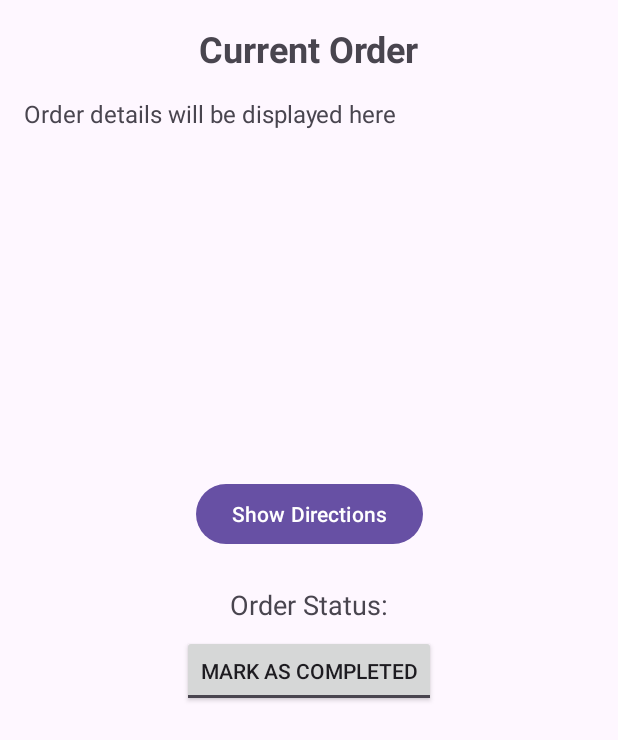
After one commit to ahadgalqahtani/projectR, an Android app: the CurrentOrder screen opened directly, with no data from a screen before it, on a phone screen of 412 x 824 dp. The commit adds this screen. Shown: the top 740 px of the screen. Run offline under Robolectric (Android 15) with nearby library versions, the phone set to English and light mode, and no system bars; our stand-ins replace Firebase (no records; nobody signed in at launch, a user with empty details on screens opened directly).

Commit message:
update driver calsses and current order and some changes on the adapter

```diff
--- /dev/null
+++ b/app/src/main/java/com/example/lab4/CurrentOrder.java
@@ -0,0 +1,94 @@
+package com.example.lab4;
+
+import android.os.Bundle;
+import android.widget.TextView;
+import android.widget.Toast;
+import android.widget.ToggleButton;
+
+import androidx.appcompat.app.AppCompatActivity;
+
+import com.google.firebase.database.DataSnapshot;
+import com.google.firebase.database.DatabaseError;
+import com.google.firebase.database.DatabaseReference;
+import com.google.firebase.database.FirebaseDatabase;
+import com.google.firebase.database.ValueEventListener;
+
+public class CurrentOrder extends AppCompatActivity {
+
+    private TextView orderDetailsTextView;
+    private ToggleButton toggleStatus;
+    private DatabaseReference orderReference;
+    private String currentOrderId = "order123"; // Replace with dynamic order ID from app logic على اساس الاوردر اللي نختاره
+
+    @Override
+    protected void onCreate(Bundle savedInstanceState) {
+        super.onCreate(savedInstanceState);
+        setContentView(R.layout.activity_current_order);
+
+        // Initialize views
+        orderDetailsTextView = findViewById(R.id.tv_order_details);
+        toggleStatus = findViewById(R.id.toggle_status);
+
+        // Firebase reference
+        orderReference = FirebaseDatabase.getInstance().getReference("order").child(currentOrderId);
+
+        // Load order details
+        loadOrderDetails();
+
+        // Handle toggle button changes
+        toggleStatus.setOnCheckedChangeListener((buttonView, isChecked) -> {
+            String newStatus = isChecked ? "Completed" : "In Progress";
+            updateOrderStatus(newStatus);
+        });
+    }
+
+    /**
+     * Fetches the current order details from Firebase and updates the UI.
+     */
+    private void loadOrderDetails() {
+        orderReference.addValueEventListener(new ValueEventListener() {
+            @Override
+            public void onDataChange(DataSnapshot snapshot) {
+                if (snapshot.exists()) {
+                    OrderData order = snapshot.getValue(OrderData.class);
+                    if (order != null) {
+                        String details = "Order ID: " + order.getOrderId() +
+                                "\nDelivery Date: " + order.getDeliveryDate() +
+                                "\nCustomer: " + order.getCustomerDetails() +
+                                "\nAmount: " + order.getOrderAmount() +
+                                "\nWeight: " + order.getOrderWeight() +
+                                "\nCity: " + order.getCity() +
+                                "\nStatus: " + order.getStatus();
+                        orderDetailsTextView.setText(details);
+
+                        // Set the toggle state based on the status
+                        toggleStatus.setChecked("Completed".equals(order.getStatus()));
+                    }
+                } else {
+                    Toast.makeText(CurrentOrder.this, "Order not found", Toast.LENGTH_SHORT).show();
+                }
+            }
+
+            @Override
+            public void onCancelled(DatabaseError error) {
+                Toast.makeText(CurrentOrder.this, "Failed to load order details", Toast.LENGTH_SHORT).show();
+            }
+        });
+    }
+
+    /**
+     * Updates the order status in Firebase.
+     *
+     * @param status The new status to be set ("In Progress" or "Completed").
+     */
+    private void updateOrderStatus(String status) {
+        orderReference.child("status").setValue(status)
+                .addOnCompleteListener(task -> {
+                    if (task.isSuccessful()) {
+                        Toast.makeText(this, "Order status updated to " + status, Toast.LENGTH_SHORT).show();
+                    } else {
+                        Toast.makeText(this, "Failed to update order status", Toast.LENGTH_SHORT).show();
+                    }
+                });
+    }
+}
--- a/app/src/main/java/com/example/lab4/Order.java
+++ b/app/src/main/java/com/example/lab4/Order.java
@@ -91,10 +91,11 @@ public class Order extends AppCompatActivity {
                 return;
             }
 
+            String status = "in progress";
             // Create an OrderData object
             OrderData orderData = new OrderData(orderId, deliveryDate, customerDetails,
                     orderAmount, orderWeight,
-                    assignedDriver, city, "Pending");
+                    assignedDriver, city, status);
 
             // Save the order to the database
             saveOrderToDatabase(orderId, orderData);
--- a/app/src/main/java/com/example/lab4/ViewOrder.java
+++ b/app/src/main/java/com/example/lab4/ViewOrder.java
@@ -41,7 +41,7 @@ public class ViewOrder extends AppCompatActivity {
 
         // Initialize order list and adapter
         orderList = new ArrayList<>();
-        orderAdapter = new OrderAdapter(orderList); // Pass List instead of ArrayList
+        orderAdapter = new OrderAdapter(orderList, false);
         recyclerViewOrders.setAdapter(orderAdapter);
 
         // Firebase reference
--- /dev/null
+++ b/app/src/main/res/layout/activity_current_order.xml
@@ -0,0 +1,81 @@
+<?xml version="1.0" encoding="utf-8"?>
+<androidx.constraintlayout.widget.ConstraintLayout
+    xmlns:android="http://schemas.android.com/apk/res/android"
+    xmlns:app="http://schemas.android.com/apk/res-auto"
+    xmlns:tools="http://schemas.android.com/tools"
+    android:id="@+id/main"
+    android:layout_width="match_parent"
+    android:layout_height="match_parent"
+    tools:context=".CurrentOrder">
+
+
+    <!-- Current Order Title -->
+    <TextView
+        android:id="@+id/tv_current_order_title"
+        android:layout_width="wrap_content"
+        android:layout_height="wrap_content"
+        android:text="Current Order"
+        android:textSize="24sp"
+        android:textStyle="bold"
+        android:layout_marginTop="16dp"
+        app:layout_constraintTop_toTopOf="parent"
+        app:layout_constraintStart_toStartOf="parent"
+        app:layout_constraintEnd_toEndOf="parent" />
+
+    <!-- Order Details -->
+    <TextView
+        android:id="@+id/tv_order_details"
+        android:layout_width="0dp"
+        android:layout_height="wrap_content"
+        android:text="Order details will be displayed here"
+        android:textSize="16sp"
+        android:layout_margin="16dp"
+        app:layout_constraintTop_toBottomOf="@id/tv_current_order_title"
+        app:layout_constraintStart_toStartOf="parent"
+        app:layout_constraintEnd_toEndOf="parent" />
+
+    <!-- Map -->
+    <FrameLayout
+        android:id="@+id/map_container"
+        android:layout_width="0dp"
+        android:layout_height="200dp"
+        android:layout_marginTop="16dp"
+        app:layout_constraintTop_toBottomOf="@id/tv_order_details"
+        app:layout_constraintStart_toStartOf="parent"
+        app:layout_constraintEnd_toEndOf="parent" />
+
+    <!-- Show Directions Button -->
+    <Button
+        android:id="@+id/btn_show_directions"
+        android:layout_width="wrap_content"
+        android:layout_height="wrap_content"
+        android:text="Show Directions"
+        android:layout_marginTop="16dp"
+        app:layout_constraintTop_toBottomOf="@id/map_container"
+        app:layout_constraintStart_toStartOf="parent"
+        app:layout_constraintEnd_toEndOf="parent" />
+
+    <!-- Order Status Toggle -->
+    <TextView
+        android:id="@+id/tv_status_label"
+        android:layout_width="wrap_content"
+        android:layout_height="wrap_content"
+        android:text="Order Status:"
+        android:textSize="18sp"
+        android:layout_marginTop="24dp"
+        app:layout_constraintTop_toBottomOf="@id/btn_show_directions"
+        app:layout_constraintStart_toStartOf="parent"
+        app:layout_constraintEnd_toEndOf="parent" />
+
+    <ToggleButton
+        android:id="@+id/toggle_status"
+        android:layout_width="wrap_content"
+        android:layout_height="wrap_content"
+        android:layout_marginTop="8dp"
+        android:textOff="Mark as Completed"
+        android:textOn="Completed"
+        app:layout_constraintTop_toBottomOf="@id/tv_status_label"
+        app:layout_constraintStart_toStartOf="parent"
+        app:layout_constraintEnd_toEndOf="parent" />
+
+</androidx.constraintlayout.widget.ConstraintLayout>
--- a/app/src/main/res/values/strings.xml
+++ b/app/src/main/res/values/strings.xml
@@ -26,4 +26,9 @@
         <item>Jeddah</item>
         <item>Makkah</item>
     </string-array>
+
+    <string-array name="status_options">
+        <item>In Progress</item>
+        <item>Completed</item>
+    </string-array>
 </resources>
```
Also changed, not shown: app/src/main/AndroidManifest.xml (+7 -4 lines), app/src/main/java/com/example/lab4/Driver.java (+106 -9 lines), app/src/main/java/com/example/lab4/OrderAdapter.java (+49 -32 lines), app/src/main/res/layout/activity_driver.xml (+38 -2 lines).
